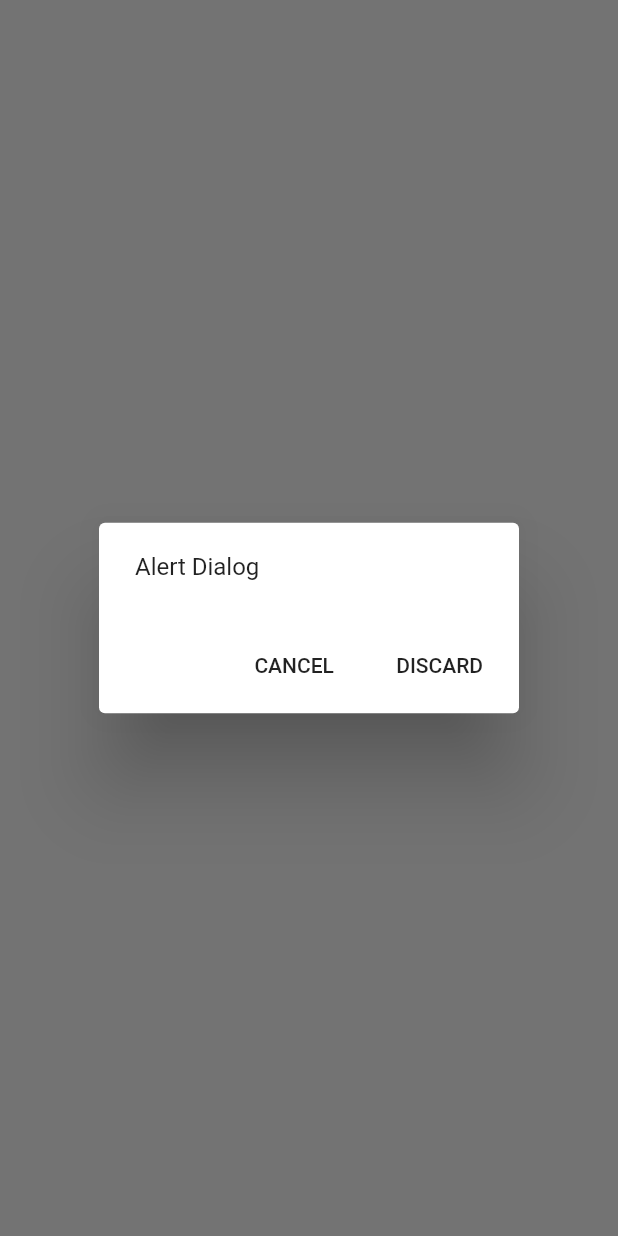
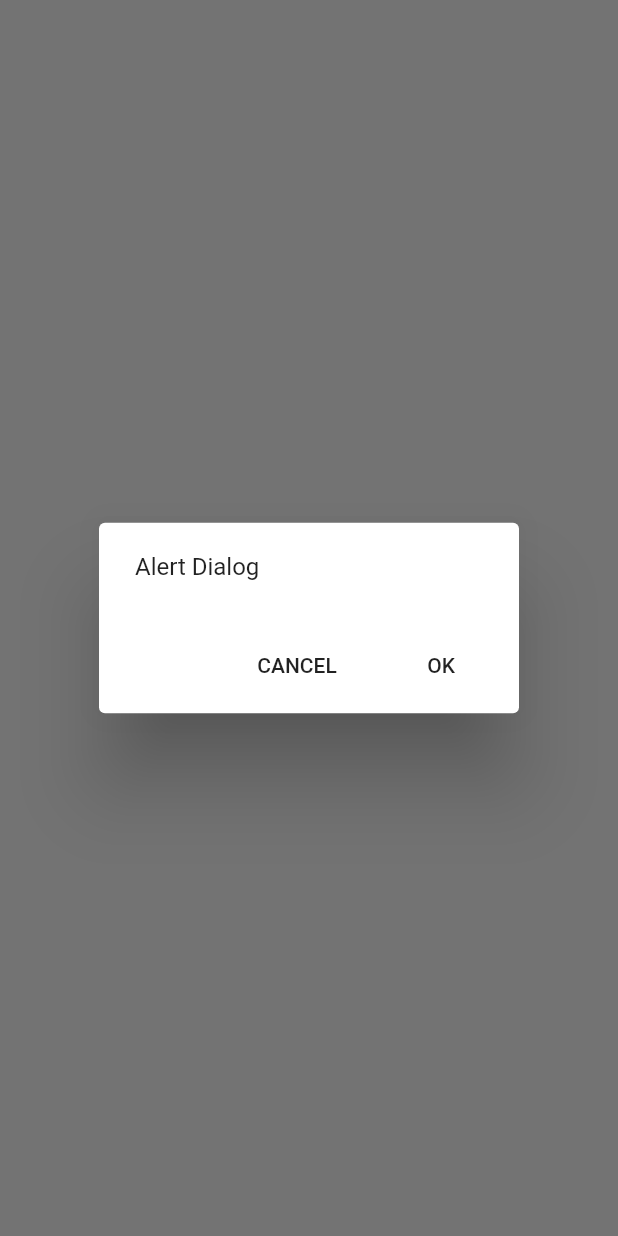
Before and after one commit to udos86/flutter-material-motion, a Flutter app: the FadeScaleWidget widget shown alone on an empty page, opened directly, after a tap on "TOGGLE MODAL BUTTON", after a tap on "SHOW MODAL", on a phone screen of 412 x 824 dp. Run offline on Flutter 3.47's test engine with Material 2 defaults, Android fonts, the phone set to English and light mode, and no system bars.

Commit message:
adds code refactoring

```diff
--- a/lib/fade_scale.dart
+++ b/lib/fade_scale.dart
@@ -17,9 +17,7 @@ class _FadeScaleWidgetState extends State<FadeScaleWidget>
       duration: const Duration(milliseconds: 500),
       reverseDuration: const Duration(milliseconds: 500),
       vsync: this,
-    )..addStatusListener((AnimationStatus status) {
-        setState(() {});
-      });
+    )..addStatusListener((AnimationStatus status) => setState(() {}));
     super.initState();
   }
 
@@ -81,7 +79,7 @@ class _AlertDialog extends StatelessWidget {
         ),
         FlatButton(
           onPressed: () => Navigator.of(context).pop(),
-          child: const Text('DISCARD'),
+          child: const Text('OK'),
         ),
       ],
     );
```
